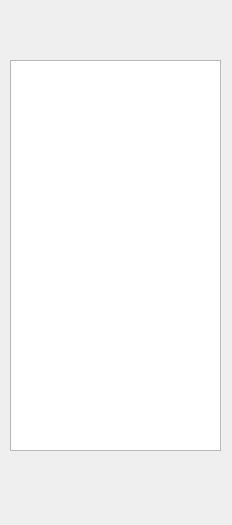
The window that main.ui (destan19/pychat) describes before a commit, drawn with Qt 5.
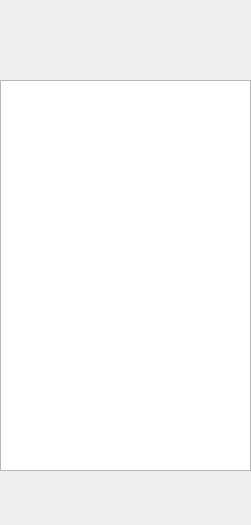
The same window after the commit.

Commit message: support display user icon and other infos

Patch:
```diff
--- a/main.ui
+++ b/main.ui
@@ -6,7 +6,7 @@
    <rect>
     <x>0</x>
     <y>0</y>
-    <width>232</width>
+    <width>251</width>
     <height>525</height>
    </rect>
   </property>
@@ -16,13 +16,52 @@
   <widget class="QListWidget" name="friend_listview">
    <property name="geometry">
     <rect>
-     <x>10</x>
-     <y>60</y>
-     <width>211</width>
+     <x>0</x>
+     <y>80</y>
+     <width>251</width>
      <height>391</height>
     </rect>
    </property>
   </widget>
+  <widget class="QLabel" name="nickname_label">
+   <property name="geometry">
+    <rect>
+     <x>110</x>
+     <y>10</y>
+     <width>141</width>
+     <height>21</height>
+    </rect>
+   </property>
+   <property name="text">
+    <string/>
+   </property>
+  </widget>
+  <widget class="QLabel" name="sig_label">
+   <property name="geometry">
+    <rect>
+     <x>110</x>
+     <y>40</y>
+     <width>141</width>
+     <height>21</height>
+    </rect>
+   </property>
+   <property name="text">
+    <string/>
+   </property>
+  </widget>
+  <widget class="QLabel" name="user_image_label">
+   <property name="geometry">
+    <rect>
+     <x>0</x>
+     <y>10</y>
+     <width>81</width>
+     <height>61</height>
+    </rect>
+   </property>
+   <property name="text">
+    <string/>
+   </property>
+  </widget>
  </widget>
  <resources/>
  <connections/>
```
The commit also changes 5 other files.
